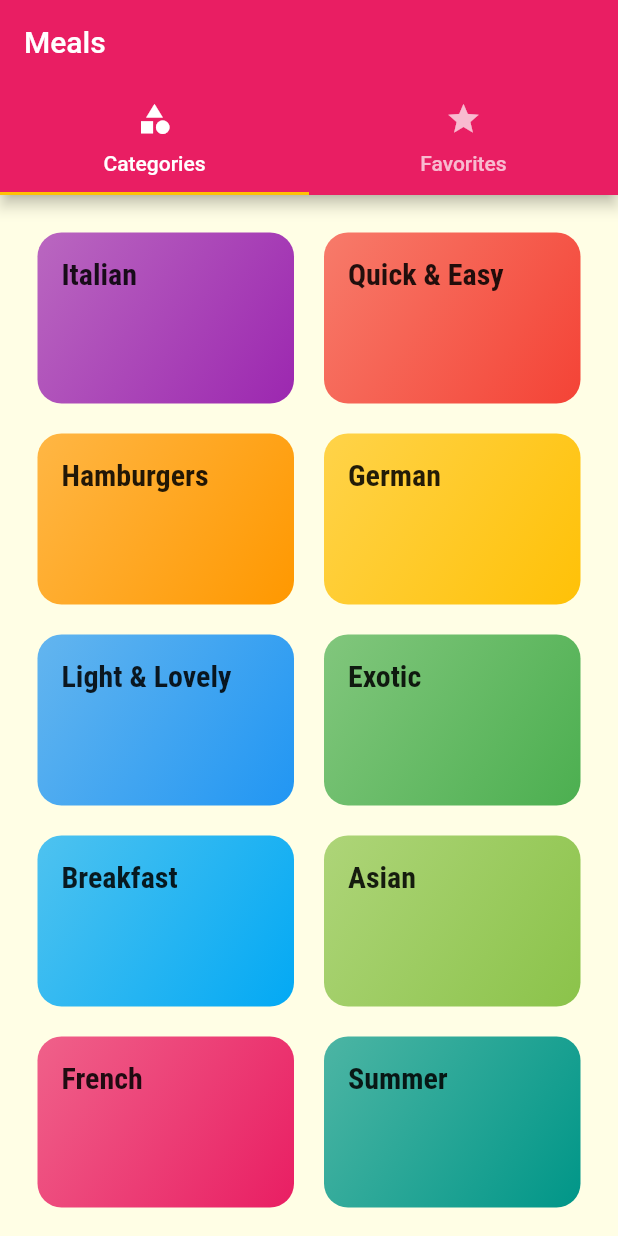
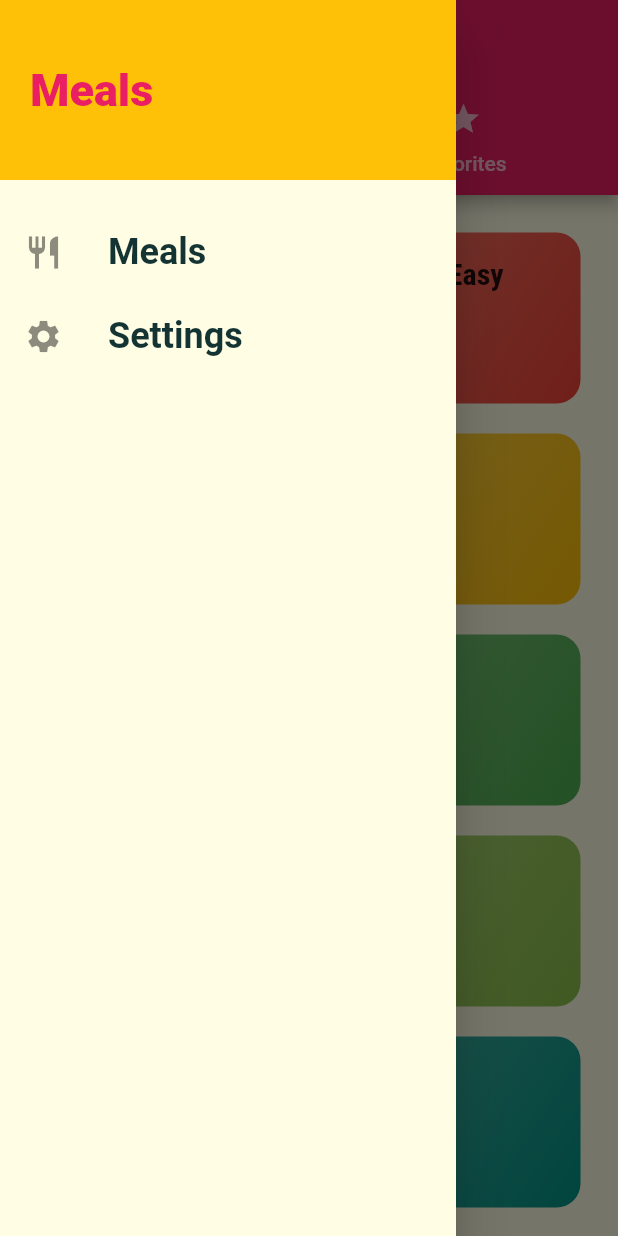
Before and after one commit to Tamir198/Recipes, a Flutter app: the screen it shows after launch, with the side drawer open (before the commit the screen has no drawer), on a phone screen of 412 x 824 dp. Run offline on Flutter 3.47's test engine with Material 2 defaults, Android fonts, the phone set to English and light mode, and no system bars; Roboto replaces fonts that are missing (RobotoCondensed-Bold, fontFamily).

Commit message:
Adding side drawer

```diff
--- a/lib/screens/tabs_screen.dart
+++ b/lib/screens/tabs_screen.dart
@@ -2,6 +2,7 @@ import 'package:flutter/cupertino.dart';
 import 'package:flutter/material.dart';
 import 'package:recipes/screens/category_screens.dart';
 import 'package:recipes/screens/favorites_screen.dart';
+import 'package:recipes/widgets/drawer_layout.dart';
 
 class TabsScreen extends StatefulWidget {
   @override
@@ -15,6 +16,7 @@ class _TabsScreenState extends State<TabsScreen> {
       length: 2,
       initialIndex: 0,
       child: Scaffold(
+        drawer: DrawerLayout(),
         appBar: AppBar(
           title: Text('Meals'),
           bottom: TabBar(
--- /dev/null
+++ b/lib/widgets/drawer_layout.dart
@@ -0,0 +1,47 @@
+import 'package:flutter/material.dart';
+
+
+class DrawerLayout extends StatelessWidget {
+
+  //I am using a function and not a widget because this widget will not manage any state
+  //If it will need to manage some state - use widget so the build method of this widget will get called
+  //and not the build method of the widget tree
+  Widget createListTile (String title, IconData icon){
+    return ListTile(
+      leading: Icon(icon, size: 26),
+      title: Text(title, style: TextStyle(
+          fontFamily: 'fontFamily',
+          fontSize: 24,
+          fontWeight: FontWeight.bold
+      ),
+      ),
+      onTap: (){},
+    );
+
+  }
+
+  @override
+  Widget build(BuildContext context) {
+    return Drawer(child: Column(
+      children: <Widget>[
+        Container(
+          width: double.infinity,
+          height: 120,
+          padding: EdgeInsets.all(20),
+          alignment: Alignment.centerLeft,
+          color: Theme.of(context).accentColor,
+          child: Text('Meals', style:
+          TextStyle(
+              fontWeight: FontWeight.w900,
+              fontSize: 30,
+              color: Theme.of(context).primaryColor
+            ),
+          ),
+        ),
+        SizedBox(height: 20),
+        createListTile('Meals',Icons.restaurant),
+        createListTile('Settings',Icons.settings),
+      ],
+    ),);
+  }
+}
```
